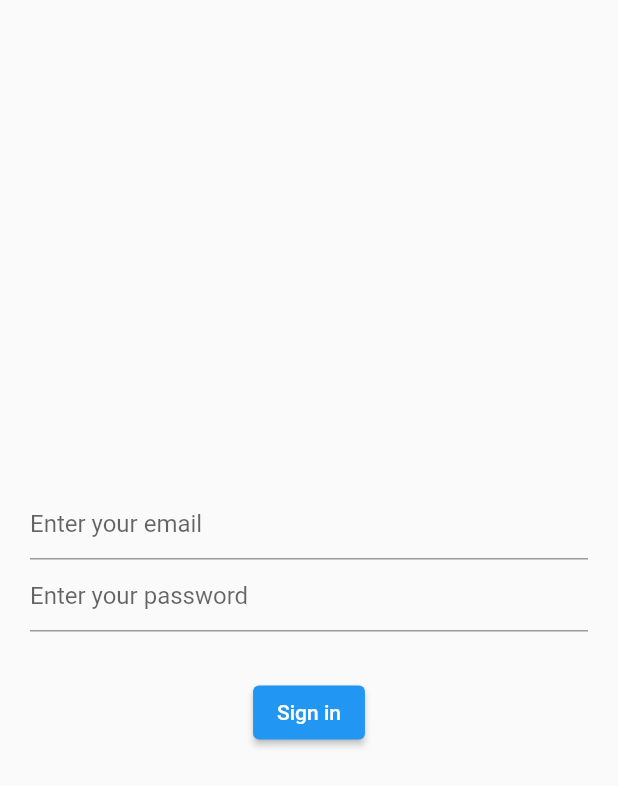
After one commit to natyyG/Firebase_flutter_Auth, a Flutter app: the screen it shows after launch, after a tap on "Sign in", on a phone screen of 412 x 824 dp. The commit adds this screen. Shown: the top 786 px of the screen. Run offline on Flutter 3.47's test engine with Material 2 defaults, Android fonts, the phone set to English and light mode, and no system bars; our stand-ins replace firebase_auth, firebase_core; accounts and stored records are empty; network calls fail.

Commit message:
move login to separate widget

```diff
--- /dev/null
+++ b/lib/login.dart
@@ -0,0 +1,43 @@
+import 'package:flutter/material.dart';
+import 'package:firebase_auth/firebase_auth.dart';
+import 'package:firebase_core/firebase_core.dart';
+import 'firebase_options.dart';
+
+class LoginWidget extends StatelessWidget {
+  LoginWidget({super.key});
+  final _formKey = GlobalKey<FormState>();
+  final emailController = TextEditingController();
+  final passwordController = TextEditingController();
+
+  @override
+  Widget build(BuildContext context) {
+    return Scaffold(
+      body: Padding(
+        padding: const EdgeInsets.all(20.0),
+        child: Column(
+          mainAxisAlignment: MainAxisAlignment.center,
+          children: [
+            TextField(
+              controller: emailController,
+              textInputAction: TextInputAction.next,
+              decoration: InputDecoration(hintText: "Enter your email"),
+            ),
+            TextField(
+              controller: passwordController,
+              textInputAction: TextInputAction.next,
+              decoration: InputDecoration(hintText: "Enter your password"),
+            ),
+            SizedBox(height: 30),
+            ElevatedButton(onPressed: signIn, child: Text("Sign in"))
+          ],
+        ),
+      ),
+    );
+  }
+
+  Future signIn() async {
+    await FirebaseAuth.instance.signInWithEmailAndPassword(
+        email: emailController.text.trim(),
+        password: passwordController.text.trim());
+  }
+}
```
Also changed, not shown: lib/main.dart (+2 -23 lines).
